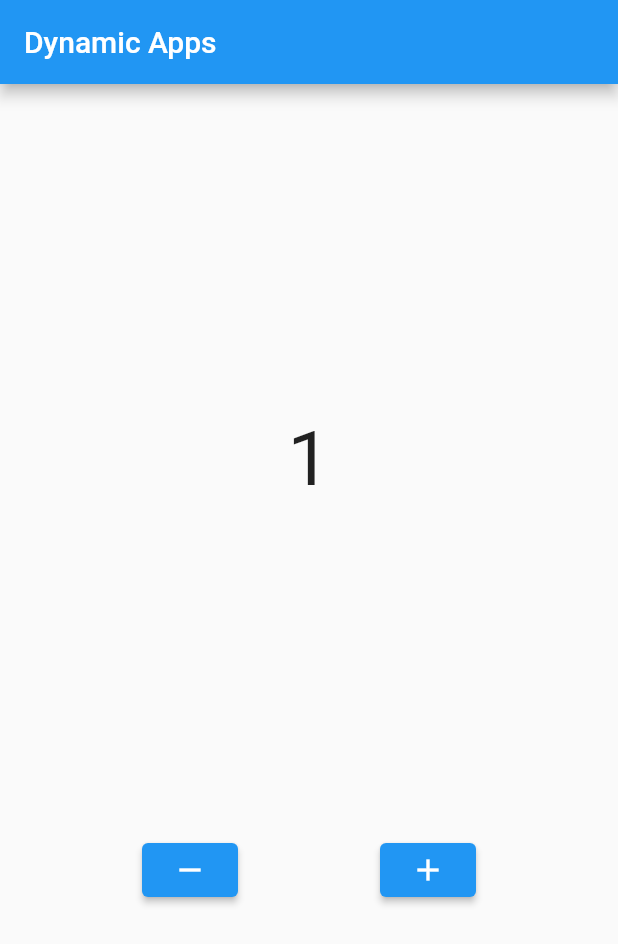
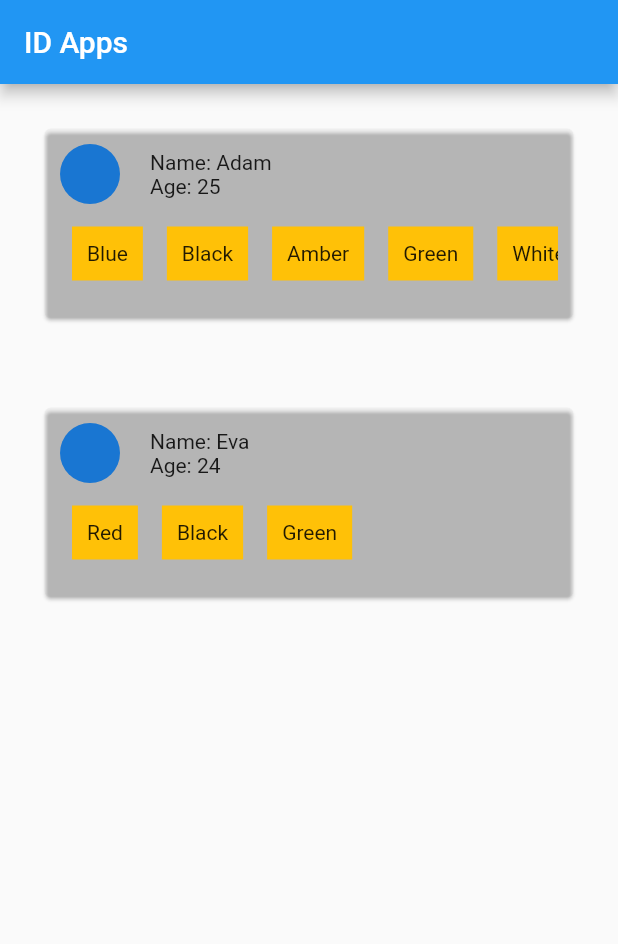
Before and after one commit to adamfahmil96/latihan-flutter, a Flutter app: the screen it shows after launch, on a phone screen of 412 x 824 dp. Shown: the top 944 px of the screen. Run offline on Flutter 3.47's test engine with Material 2 defaults, Android fonts, the phone set to English and light mode, and no system bars.

Commit message:
Learn basic of Mapping List

```diff
--- a/flutter_application_1/lib/main.dart
+++ b/flutter_application_1/lib/main.dart
@@ -1,101 +1,83 @@
-import 'package:faker/faker.dart';
 import 'package:flutter/material.dart';
 
 void main() {
   runApp(MyApp());
 }
 
-class MyApp extends StatefulWidget {
-  @override
-  State<MyApp> createState() => _MyAppState();
+class MyApp extends StatelessWidget {
+  final List<Map<String, dynamic>> myList = [
+    {
+      "Name": "Adam",
+      "Age": 25,
+      "favColor": [
+        "Blue",
+        "Black",
+        "Amber",
+        "Green",
+        "White",
+        "Pink",
+        "Green light"
+      ]
+    },
+    {
+      "Name": "Eva",
+      "Age": 24,
+      "favColor": ["Red", "Black", "Green"]
     }
-
-class _MyAppState extends State<MyApp> {
-  // Example for Stateful, the variable of 'counter' will change on the UI
-  int counter = 1;
-
+  ];
   @override
   Widget build(BuildContext context) {
     return MaterialApp(
       home: Scaffold(
-        appBar: AppBar(title: Text('Dynamic Apps')),
-        body: Column(
-          mainAxisAlignment: MainAxisAlignment.spaceEvenly,
+          appBar: AppBar(title: Text('ID Apps')),
+          body: ListView(
+            children: myList.map((data) {
+              List myFavColor = data["favColor"];
+              return Card(
+                margin: EdgeInsets.all(30),
+                color: Colors.black.withOpacity(0),
+                child: Container(
+                  margin: EdgeInsets.all(10),
+                  child: Column(
+                    crossAxisAlignment: CrossAxisAlignment.start,
                     children: [
-            Text(counter.toString(),
-                style: TextStyle(
-                    fontSize: 50 +
-                        double.parse(counter
-                            .toString()))), // the font size will change every updated on counter
+                      // avatar and ID data
                       Row(
-              mainAxisAlignment: MainAxisAlignment.spaceEvenly,
                         children: [
-                ElevatedButton(
-                  onPressed: () {
-                    if (counter != 0) {
-                      setState(() {
-                        // re-render the UI, will build new context
-                        counter--;
-                      });
-                    }
-                    print(counter);
-                  },
-                  child: Icon(Icons.remove),
+                          CircleAvatar(),
+                          SizedBox(width: 20),
+                          Column(
+                            crossAxisAlignment: CrossAxisAlignment.start,
+                            children: [
+                              Text('Name: ${data["Name"]}'),
+                              Text('Age: ${data["Age"]}')
+                            ],
+                          )
+                        ],
                       ),
-                ElevatedButton(
-                  onPressed: () {
-                    setState(() {
-                      counter++;
-                    });
-                    print(counter);
-                  },
-                  child: Icon(Icons.add),
+                      // favourite color
+                      SingleChildScrollView(
+                        scrollDirection: Axis.horizontal,
+                        child: Row(
+                          children: myFavColor.map((color) {
+                            return Container(
+                              color: Colors.amber,
+                              margin: EdgeInsets.symmetric(
+                                vertical: 15,
+                                horizontal: 8,
                               ),
-              ],
+                              padding: EdgeInsets.all(10),
+                              child: Text(color),
+                            );
+                          }).toList(),
+                        ),
                       )
                     ],
                   ),
                 ),
               );
+            }).toList(),
+          )),
+    );
   }
 }
-
-// class MyApp extends StatelessWidget {
-//   // Example for Stateless, the variable of 'counter' did not change on the UI
-//   int counter = 1;
-//   @override
-//   Widget build(BuildContext context) {
-//     return MaterialApp(
-//       home: Scaffold(
-//         appBar: AppBar(title: Text('Dynamic Apps')),
-//         body: Column(
-//           mainAxisAlignment: MainAxisAlignment.spaceEvenly,
-//           children: [
-//             Text(counter.toString(), style: TextStyle(fontSize: 20)),
-//             Row(
-//               mainAxisAlignment: MainAxisAlignment.spaceEvenly,
-//               children: [
-//                 ElevatedButton(
-//                   onPressed: () {
-//                     if (counter != 0) {
-//                       counter--;
-//                     }
-//                     print(counter);
-//                   },
-//                   child: Icon(Icons.remove),
-//                 ),
-//                 ElevatedButton(
-//                   onPressed: () {
-//                     counter++;
-//                     print(counter);
-//                   },
-//                   child: Icon(Icons.add),
-//                 ),
-//               ],
-//             )
-//           ],
-//         ),
-//       ),
-//     );
-//   }
-// }
```
Lines whose indentation alone changed are shown as unchanged.
